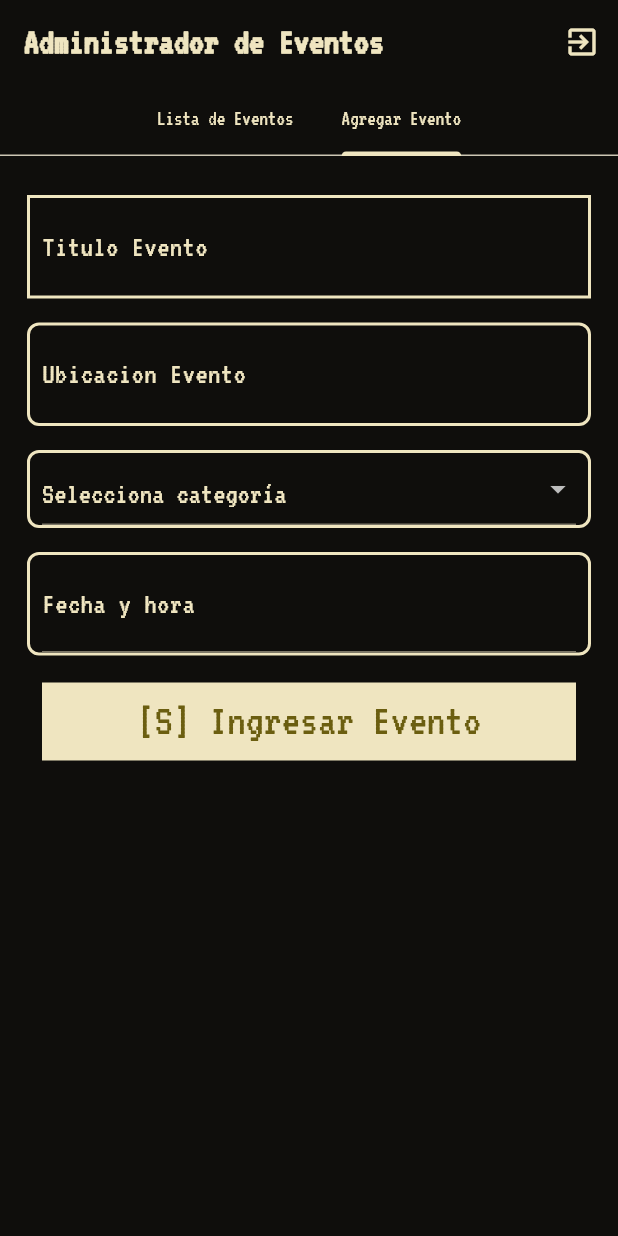
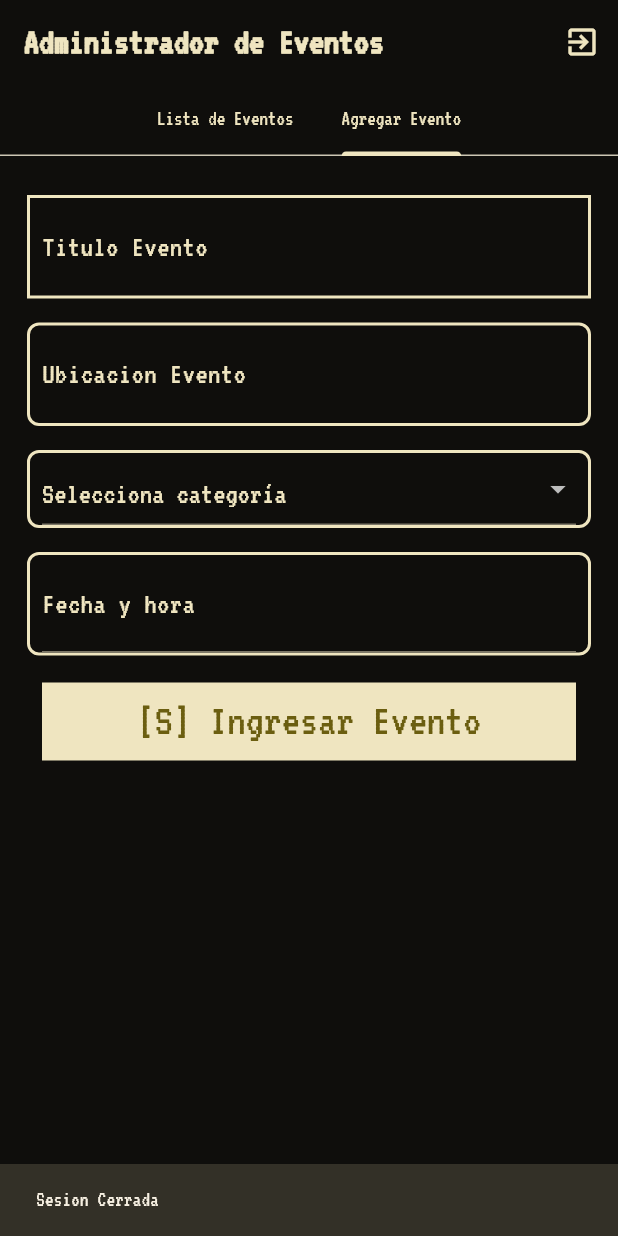
Before and after one commit to andres9992001-ai/ProyectoFireBaseBO, a Flutter app: the screen it shows once a user with an empty profile is signed in, tab 2 chosen, after a tap on the "exit to app" icon, on a phone screen of 412 x 824 dp. Run offline on Flutter 3.47's test engine with Material 3 defaults, Android fonts, the light colour scheme and no system bars; our stand-ins replace cloud_firestore, firebase_auth, firebase_core, google_fonts, google_sign_in, material_design_icons_flutter; accounts and stored records are empty; network calls fail.

Commit message:
[Add] Mensaje de cierre
Se agrego un mensaje para el cierre de sesión

```diff
--- a/proyecto_firebase/lib/pages/main_page.dart
+++ b/proyecto_firebase/lib/pages/main_page.dart
@@ -33,6 +33,9 @@ class _PaginaPrincipalState extends State<PaginaPrincipal> {
               color: Color(ColorsLetters().kWhiteCream),
               icon: Icon(Icons.exit_to_app),
               onPressed: () async {
+                ScaffoldMessenger.of(
+                  context,
+                ).showSnackBar(SnackBar(content: Text("Sesion Cerrada")));
                 await FirebaseAuth.instance.signOut();
                 await GoogleSignIn.instance.signOut();
               },
```
